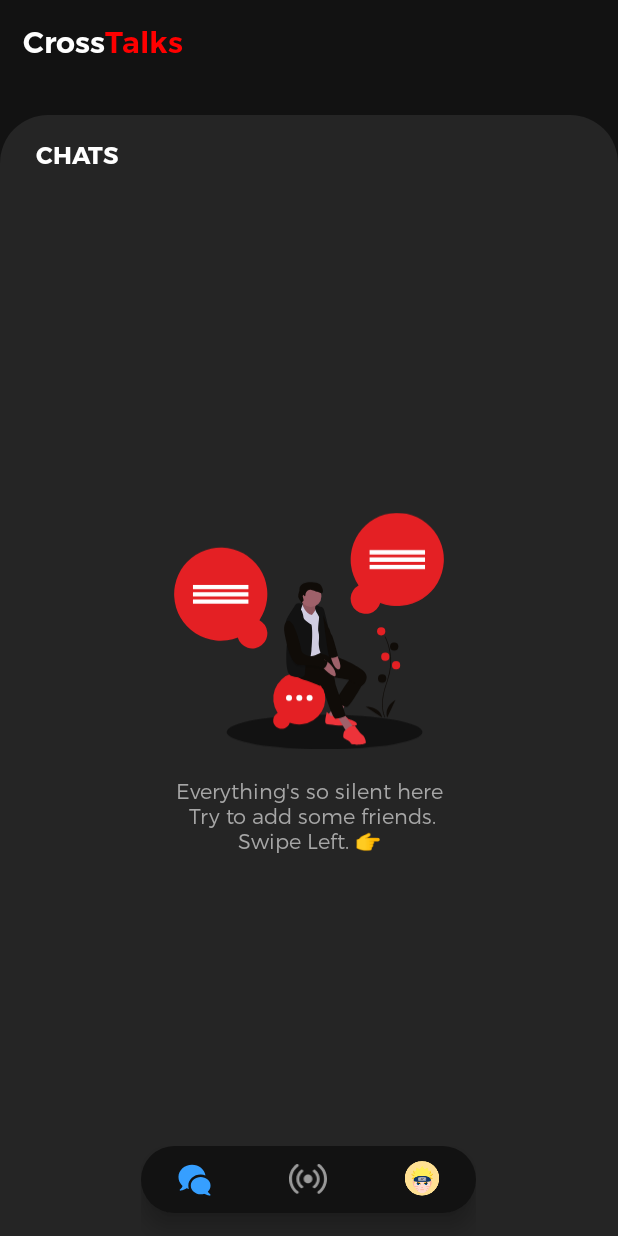
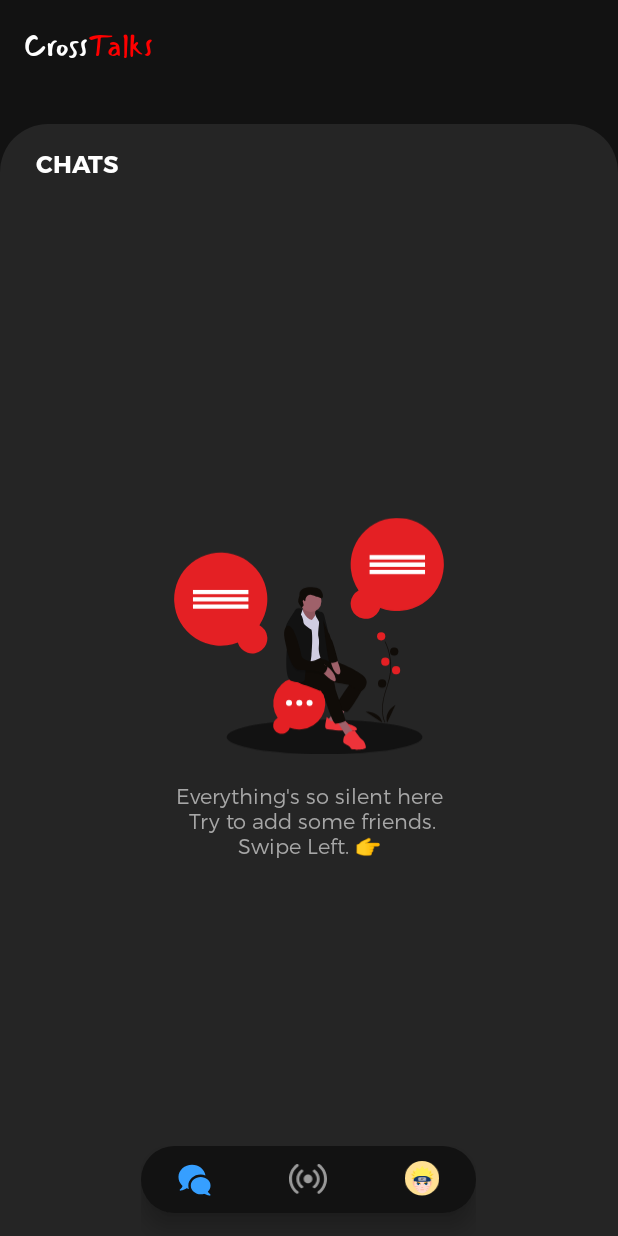
Before and after one commit to techknightsrtu/CrossTalks, an Android app: the screen it shows after launch once a user with an empty profile is signed in (HomeActivity), on a phone screen of 412 x 824 dp. Run offline under Robolectric (Android 15) with nearby library versions, the phone set to English and light mode, and no system bars; our stand-ins replace AdMob, Firebase (no records; nobody signed in at launch, a user with empty details on screens opened directly), Shimmer; 2 statements that could not run were skipped.

Commit message:
Minor changes

```diff
--- a/app/src/main/res/layout/activity_home.xml
+++ b/app/src/main/res/layout/activity_home.xml
@@ -24,7 +24,7 @@
                 android:id="@+id/tvAppFirstName"
                 android:layout_width="wrap_content"
                 android:layout_height="wrap_content"
-                android:fontFamily="@font/mont_semibold"
+                android:fontFamily="@font/mansalva_regular"
                 android:text="Cross"
                 android:textColor="@color/white"
                 android:textSize="20sp" />
@@ -33,7 +33,7 @@
                 android:id="@+id/tvAppLastName"
                 android:layout_width="wrap_content"
                 android:layout_height="wrap_content"
-                android:fontFamily="@font/mont_semibold"
+                android:fontFamily="@font/mansalva_regular"
                 android:text="Talks"
                 android:textColor="@color/red"
                 android:textSize="20sp" />
--- a/app/src/main/res/layout/activity_login.xml
+++ b/app/src/main/res/layout/activity_login.xml
@@ -18,7 +18,7 @@
             android:layout_centerHorizontal="true"
             android:layout_marginTop="48dp"
             android:textColor="@color/white"
-            android:fontFamily="@font/mont_semibold"
+            android:fontFamily="@font/mansalva_regular"
             android:textSize="28sp"/>
 
         <com.airbnb.lottie.LottieAnimationView
--- a/app/src/main/res/layout/activity_registration.xml
+++ b/app/src/main/res/layout/activity_registration.xml
@@ -16,7 +16,8 @@
             android:layout_width="match_parent"
             android:layout_height="match_parent"
             android:orientation="vertical"
-            android:layout_marginTop="55dp">
+            android:layout_marginTop="55dp"
+            android:layout_marginBottom="71dp">
 
             <ImageView
                 android:id="@+id/ivUserAvatar"
--- a/app/src/main/res/layout/activity_splash.xml
+++ b/app/src/main/res/layout/activity_splash.xml
@@ -180,7 +180,7 @@
         android:layout_height="wrap_content"
         android:textColor="@color/white"
         android:textSize="24sp"
-        android:fontFamily="@font/mont_bold"
+        android:fontFamily="@font/mansalva_regular"
         android:gravity="center"
         android:text="@string/app_name_with_theme"/>
 
--- a/app/src/main/res/layout/received_message_item.xml
+++ b/app/src/main/res/layout/received_message_item.xml
@@ -12,6 +12,7 @@
         android:background="@drawable/recieved_message_bg_fill_round"
         android:text="This is a demoefeegegegegegegegegeg message"
         android:padding="12dp"
+        android:autoLink="all"
         android:textColor="@color/white"
         android:fontFamily="@font/mont_light"
         android:layout_alignParentStart="true"
--- a/app/src/main/res/layout/sent_message_item.xml
+++ b/app/src/main/res/layout/sent_message_item.xml
@@ -12,6 +12,7 @@
         android:background="@drawable/sended_message_bg_fill_round"
         android:text="This is a demoefeegegegegegegegegeg message"
         android:padding="12dp"
+        android:autoLink="all"
         android:textColor="@color/white"
         android:fontFamily="@font/mont_light"
         android:layout_alignParentEnd="true"
--- a/app/src/main/res/values/colors.xml
+++ b/app/src/main/res/values/colors.xml
@@ -9,6 +9,7 @@
     <color name="white">#ffffff</color>
     <color name="red">#ff0000</color>
     <color name="bg_fill">#252525</color>
+    <color name="last_seen_msg_color">#FF6868</color>
 
     <color name="gray_text_color">#A7A7A7</color>
     <color name="green">#2EDF6B</color>
```
Also changed, not shown: app/src/main/java/com/techknightsrtu/crosstalks/activity/chat/adapter/ChatAdapter.java (+17 -3 lines), app/src/main/res/font/mansalva_regular.ttf (added).
